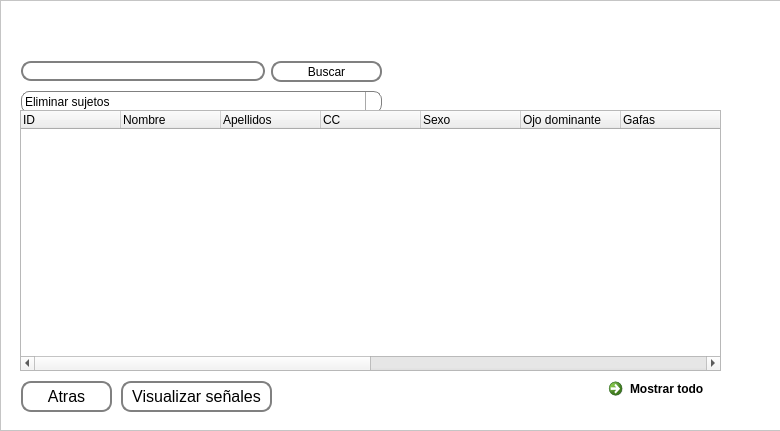
Before: the Qt Designer form interface/ViAT/Buscardatos.ui in vhenaoi/OpenBCI_acquisition_python_ViAT, drawn with Qt 5.
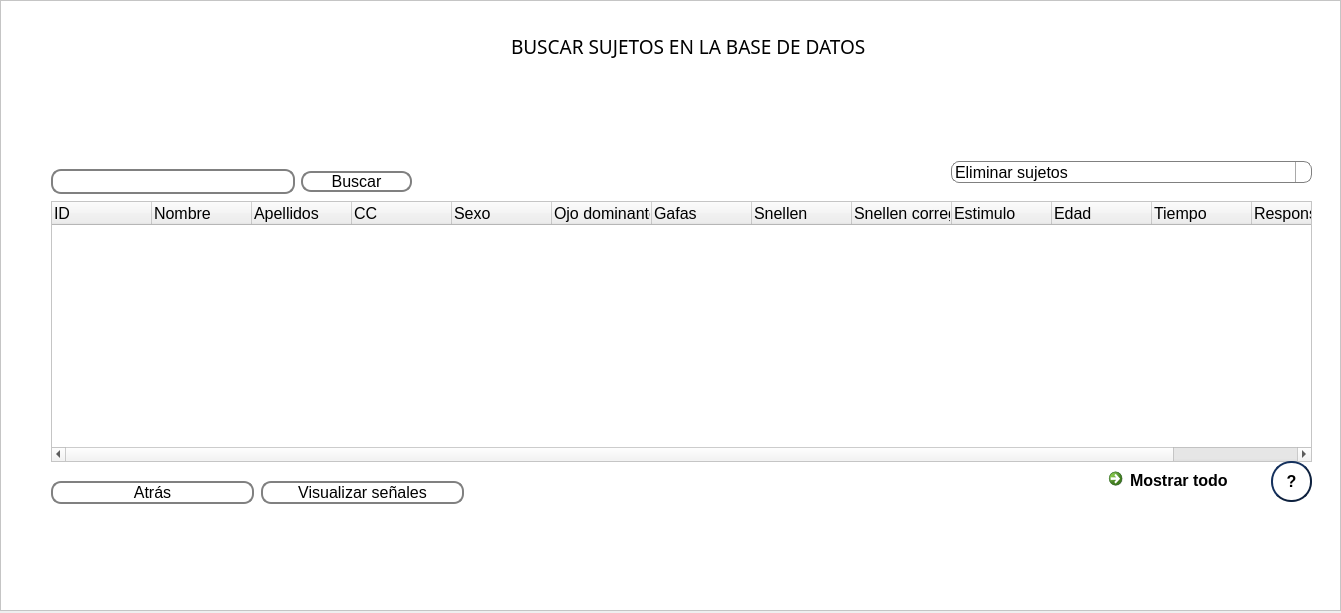
After: the same form once the commit is applied.

Diff of the .ui file:
```diff
--- a/interface/ViAT/Buscardatos.ui
+++ b/interface/ViAT/Buscardatos.ui
@@ -6,100 +6,20 @@
    <rect>
     <x>0</x>
     <y>0</y>
-    <width>780</width>
-    <height>431</height>
+    <width>1341</width>
+    <height>613</height>
    </rect>
   </property>
   <property name="windowTitle">
    <string>Dialog</string>
   </property>
-  <widget class="QTreeWidget" name="table">
-   <property name="geometry">
-    <rect>
-     <x>20</x>
-     <y>110</y>
-     <width>701</width>
-     <height>261</height>
-    </rect>
-   </property>
-   <column>
-    <property name="text">
-     <string>ID</string>
-    </property>
-   </column>
-   <column>
-    <property name="text">
-     <string>Nombre</string>
-    </property>
-   </column>
-   <column>
-    <property name="text">
-     <string>Apellidos</string>
-    </property>
-   </column>
-   <column>
-    <property name="text">
-     <string>CC</string>
-    </property>
-   </column>
-   <column>
-    <property name="text">
-     <string>Sexo</string>
-    </property>
-   </column>
-   <column>
-    <property name="text">
-     <string>Ojo dominante</string>
-    </property>
-   </column>
-   <column>
-    <property name="text">
-     <string>Gafas</string>
-    </property>
-   </column>
-   <column>
-    <property name="text">
-     <string>Snellen</string>
-    </property>
-   </column>
-   <column>
-    <property name="text">
-     <string>Snellen corregido</string>
-    </property>
-   </column>
-   <column>
-    <property name="text">
-     <string>Estimulo</string>
-    </property>
-   </column>
-   <column>
-    <property name="text">
-     <string>Edad</string>
-    </property>
-   </column>
-   <column>
-    <property name="text">
-     <string>Tiempo</string>
-    </property>
-   </column>
-   <column>
-    <property name="text">
-     <string>Responsable</string>
-    </property>
-   </column>
-   <column>
-    <property name="text">
-     <string>Ubicación</string>
-    </property>
-   </column>
-  </widget>
   <widget class="QScrollArea" name="scrollArea">
    <property name="geometry">
     <rect>
      <x>0</x>
      <y>0</y>
-     <width>781</width>
-     <height>431</height>
+     <width>1341</width>
+     <height>611</height>
     </rect>
    </property>
    <property name="palette">
@@ -174,19 +94,25 @@
      <rect>
       <x>0</x>
       <y>0</y>
-      <width>779</width>
-      <height>429</height>
+      <width>1339</width>
+      <height>609</height>
      </rect>
     </property>
     <widget class="QCommandLinkButton" name="btn_show">
      <property name="geometry">
       <rect>
-       <x>600</x>
-       <y>370</y>
+       <x>1100</x>
+       <y>460</y>
        <width>161</width>
        <height>31</height>
       </rect>
      </property>
+     <property name="font">
+      <font>
+       <family>Segoe UI</family>
+       <pointsize>12</pointsize>
+      </font>
+     </property>
      <property name="text">
       <string>Mostrar todo</string>
      </property>
@@ -194,8 +120,8 @@
     <widget class="QWidget" name="layoutWidget">
      <property name="geometry">
       <rect>
-       <x>20</x>
-       <y>50</y>
+       <x>50</x>
+       <y>160</y>
        <width>361</width>
        <height>41</height>
       </rect>
@@ -203,6 +129,11 @@
      <layout class="QHBoxLayout" name="horizontalLayout">
       <item>
        <widget class="QLineEdit" name="line_search">
+        <property name="font">
+         <font>
+          <pointsize>12</pointsize>
+         </font>
+        </property>
         <property name="styleSheet">
          <string notr="true">QLineEdit {
     border: 2px solid gray;
@@ -229,6 +160,14 @@
           <height>21</height>
          </size>
         </property>
+        <property name="font">
+         <font>
+          <pointsize>12</pointsize>
+         </font>
+        </property>
+        <property name="toolTip">
+         <string>&lt;html&gt;&lt;head/&gt;&lt;body&gt;&lt;p&gt;Presione el botón para buscar la cédula del sujeto&lt;/p&gt;&lt;/body&gt;&lt;/html&gt;</string>
+        </property>
         <property name="styleSheet">
          <string notr="true">QPushButton {
     border: 2px solid gray;
@@ -265,7 +204,7 @@
     <widget class="QLabel" name="logo">
      <property name="geometry">
       <rect>
-       <x>610</x>
+       <x>1150</x>
        <y>0</y>
        <width>171</width>
        <height>111</height>
@@ -278,10 +217,10 @@
     <widget class="QPushButton" name="back">
      <property name="geometry">
       <rect>
-       <x>20</x>
-       <y>380</y>
-       <width>91</width>
-       <height>31</height>
+       <x>50</x>
+       <y>480</y>
+       <width>203</width>
+       <height>23</height>
       </rect>
      </property>
      <property name="font">
@@ -316,18 +255,26 @@
 </string>
      </property>
      <property name="text">
-      <string>Atras</string>
+      <string>Atrás</string>
      </property>
     </widget>
     <widget class="QComboBox" name="options">
      <property name="geometry">
       <rect>
-       <x>20</x>
-       <y>90</y>
+       <x>950</x>
+       <y>160</y>
        <width>361</width>
        <height>22</height>
       </rect>
      </property>
+     <property name="font">
+      <font>
+       <pointsize>12</pointsize>
+      </font>
+     </property>
+     <property name="toolTip">
+      <string>&lt;html&gt;&lt;head/&gt;&lt;body&gt;&lt;p&gt;Elija la acción al presionar doble click sobre un sujeto.&lt;/p&gt;&lt;/body&gt;&lt;/html&gt;</string>
+     </property>
      <property name="styleSheet">
       <string notr="true">QComboBox {
     border: 1px solid gray;
@@ -398,10 +345,10 @@
     <widget class="QPushButton" name="display">
      <property name="geometry">
       <rect>
-       <x>120</x>
-       <y>380</y>
-       <width>151</width>
-       <height>31</height>
+       <x>260</x>
+       <y>480</y>
+       <width>203</width>
+       <height>23</height>
       </rect>
      </property>
      <property name="font">
@@ -439,6 +386,170 @@
       <string>Visualizar señales</string>
      </property>
     </widget>
+    <widget class="QTreeWidget" name="table">
+     <property name="geometry">
+      <rect>
+       <x>50</x>
+       <y>200</y>
+       <width>1261</width>
+       <height>261</height>
+      </rect>
+     </property>
+     <property name="font">
+      <font>
+       <pointsize>12</pointsize>
+      </font>
+     </property>
+     <column>
+      <property name="text">
+       <string>ID</string>
+      </property>
+     </column>
+     <column>
+      <property name="text">
+       <string>Nombre</string>
+      </property>
+     </column>
+     <column>
+      <property name="text">
+       <string>Apellidos</string>
+      </property>
+     </column>
+     <column>
+      <property name="text">
+       <string>CC</string>
+      </property>
+     </column>
+     <column>
+      <property name="text">
+       <string>Sexo</string>
+      </property>
+     </column>
+     <column>
+      <property name="text">
+       <string>Ojo dominante</string>
+      </property>
+     </column>
+     <column>
+      <property name="text">
+       <string>Gafas</string>
+      </property>
+     </column>
+     <column>
+      <property name="text">
+       <string>Snellen</string>
+      </property>
+     </column>
+     <column>
+      <property name="text">
+       <string>Snellen corregido</string>
+      </property>
+     </column>
+     <column>
+      <property name="text">
+       <string>Estimulo</string>
+      </property>
+     </column>
+     <column>
+      <property name="text">
+       <string>Edad</string>
+      </property>
+     </column>
+     <column>
+      <property name="text">
+       <string>Tiempo</string>
+      </property>
+     </column>
+     <column>
+      <property name="text">
+       <string>Responsable</string>
+      </property>
+     </column>
+     <column>
+      <property name="text">
+       <string>Ubicación</string>
+      </property>
+     </column>
+    </widget>
+    <widget class="QPushButton" name="infoAdquisition">
+     <property name="geometry">
+      <rect>
+       <x>1270</x>
+       <y>460</y>
+       <width>41</width>
+       <height>41</height>
+      </rect>
+     </property>
+     <property name="font">
+      <font>
+       <family>MS Shell Dlg 2</family>
+       <pointsize>12</pointsize>
+       <weight>75</weight>
+       <bold>true</bold>
+      </font>
+     </property>
+     <property name="toolTip">
+      <string>&lt;html&gt;&lt;head/&gt;&lt;body&gt;&lt;p&gt;&lt;span style=&quot; font-weight:400;&quot;&gt;Presione para obtener más información&lt;/span&gt;&lt;/p&gt;&lt;/body&gt;&lt;/html&gt;</string>
+     </property>
+     <property name="styleSheet">
+      <string notr="true">QPushButton {
+    color: rgb(0, 0, 0);
+    border: 2px solid #0e213e;
+    border-radius: 20px;
+    border-style: outset;
+    background: qradialgradient(
+        cx: 0.3, cy: -0.4, fx: 0.3, fy: -0.4,
+        radius: 1.35, stop: 0 #fff, stop: 1 #1c437d
+        );
+    padding: 5px;
+    }
+
+QPushButton:hover {
+    background: qradialgradient(
+        cx: 0.3, cy: -0.4, fx: 0.3, fy: -0.4,
+        radius: 1.35, stop: 0 #fff, stop: 1 #6587ba
+        );
+    }
+
+QPushButton:pressed {
+    border-style: inset;
+    background: qradialgradient(
+        cx: 0.4, cy: -0.1, fx: 0.4, fy: -0.1,
+        radius: 1.35, stop: 0 #fff, stop: 1 #15325e
+        );
+    }</string>
+     </property>
+     <property name="text">
+      <string>?</string>
+     </property>
+    </widget>
+    <widget class="QLabel" name="clinicHistory">
+     <property name="geometry">
+      <rect>
+       <x>510</x>
+       <y>20</y>
+       <width>401</width>
+       <height>51</height>
+      </rect>
+     </property>
+     <property name="font">
+      <font>
+       <family>Book Antiqua</family>
+       <pointsize>14</pointsize>
+       <weight>50</weight>
+       <bold>false</bold>
+      </font>
+     </property>
+     <property name="text">
+      <string>BUSCAR SUJETOS EN LA BASE DE DATOS</string>
+     </property>
+     <property name="textFormat">
+      <enum>Qt::RichText</enum>
+     </property>
+     <property name="wordWrap">
+      <bool>true</bool>
+     </property>
+    </widget>
    </widget>
   </widget>
   <zorder>scrollArea</zorder>
```
Left out of the diff: 8 changed lines with no effect on the pictures.
